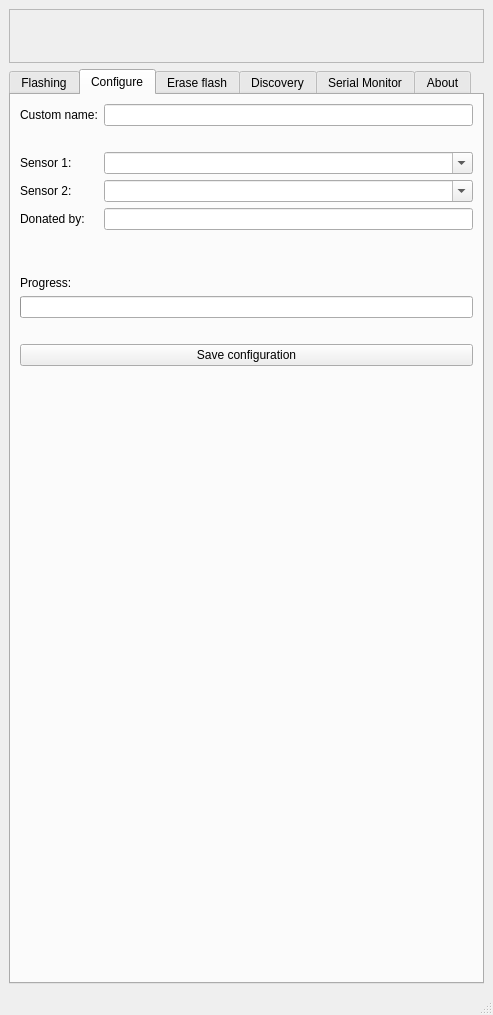
airalab/airrohr-firmware-flasher, file gui/mainwindow.ui: the form before one commit.
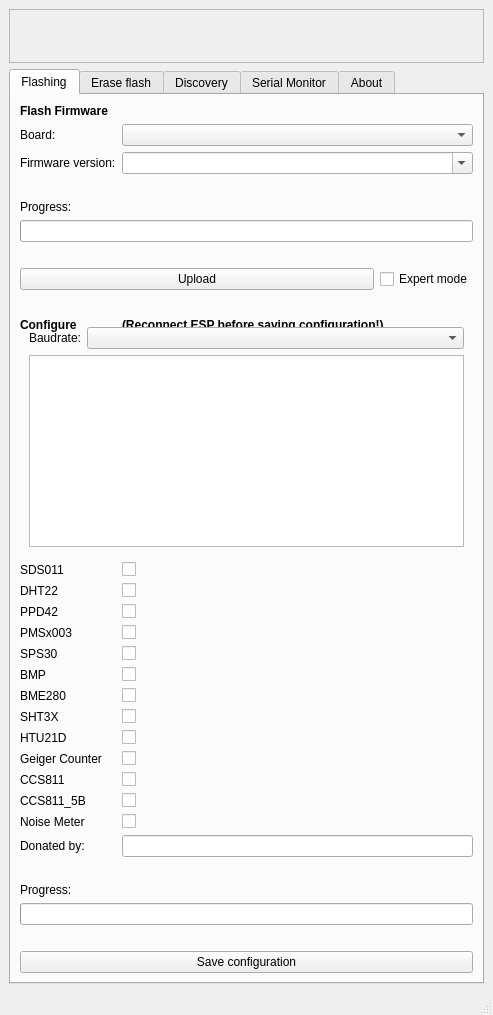
The form after the commit. The open tabs and pages were chosen to show the change. Icons and pictures are not drawn.

Commit message: remove config tab

Diff of the .ui file:
```diff
--- a/gui/mainwindow.ui
+++ b/gui/mainwindow.ui
@@ -649,202 +649,6 @@
 
        </layout>
       </widget>
-      <widget class="QWidget" name="configTab">
-       <property name="sizePolicy">
-        <sizepolicy hsizetype="Preferred" vsizetype="Fixed">
-         <horstretch>0</horstretch>
-         <verstretch>0</verstretch>
-        </sizepolicy>
-       </property>
-       <attribute name="title">
-        <string>Configure</string>
-       </attribute>
-       <layout class="QGridLayout" name="gridLayout_5" rowstretch="0,0,0,0,0,0,0,0,0,0,0,0,0,0,1">
-
-        <item row="0" column="0">
-         <widget class="QLabel" name="label_customName">
-          <property name="text">
-           <string>Custom name:</string>
-          </property>
-         </widget>
-        </item>
-        <item row="0" column="1">
-         <widget class="QLineEdit" name="customName">
-          <property name="sizePolicy">
-           <sizepolicy hsizetype="MinimumExpanding" vsizetype="Fixed">
-            <horstretch>0</horstretch>
-            <verstretch>0</verstretch>
-           </sizepolicy>
-          </property>
-         </widget>
-        </item>
-
-        <item row="1" column="0">
-         <widget class="QLabel" name="label_empty_field">
-          <property name="text">
-           <string> </string>
-          </property>
-         </widget>
-        </item>
-        <item row="1" column="1">
-         <widget class="QLabel" name="label_desc_empty_password">
-          <property name="text">
-           <string>(Change only if really needed.)</string>
-             <sizepolicy hsizetype="MinimumExpanding" vsizetype="Fixed">
-              <horstretch>0</horstretch>
-              <verstretch>0</verstretch>
-             </sizepolicy>
-          </property>
-        </widget>
-        </item>
-
-        <item row="3" column="0">
-         <widget class="QLabel" name="label_sensor1">
-          <property name="text">
-           <string>Sensor 1:</string>
-          </property>
-         </widget>
-        </item>
-        <item row="3" column="1">
-         <widget class="QComboBox" name="sensor1Box">
-          <property name="sizePolicy">
-           <sizepolicy hsizetype="MinimumExpanding" vsizetype="Fixed">
-            <horstretch>0</horstretch>
-            <verstretch>0</verstretch>
-           </sizepolicy>
-          </property>
-          <property name="editable">
-           <bool>true</bool>
-          </property>
-         </widget>
-        </item>
-
-        <item row="4" column="0">
-         <widget class="QLabel" name="label_sensor2">
-          <property name="text">
-           <string>Sensor 2:</string>
-          </property>
-         </widget>
-        </item>
-        <item row="4" column="1">
-         <widget class="QComboBox" name="sensor2Box">
-          <property name="sizePolicy">
-           <sizepolicy hsizetype="MinimumExpanding" vsizetype="Fixed">
-            <horstretch>0</horstretch>
-            <verstretch>0</verstretch>
-           </sizepolicy>
-          </property>
-          <property name="editable">
-           <bool>true</bool>
-          </property>
-         </widget>
-        </item>
-
-        <item row="5" column="0">
-         <widget class="QLabel" name="label_DonatedBy">
-          <property name="text">
-           <string>Donated by:</string>
-          </property>
-         </widget>
-        </item>
-        <item row="5" column="1">
-         <widget class="QLineEdit" name="DonatedBy">
-          <property name="sizePolicy">
-           <sizepolicy hsizetype="MinimumExpanding" vsizetype="Fixed">
-            <horstretch>0</horstretch>
-            <verstretch>0</verstretch>
-           </sizepolicy>
-          </property>
-         </widget>
-        </item>
-
-        <item row="6" column="0">
-         <widget class="QLabel" name="label_empty_field">
-          <property name="text">
-           <string> </string>
-          </property>
-         </widget>
-        </item>
-        <item row="6" column="1">
-         <widget class="QLabel" name="label_desc_empty_password">
-          <property name="text">
-           <string>(Check "empty" if you want to use the device in a wifi network without password.)</string>
-             <sizepolicy hsizetype="MinimumExpanding" vsizetype="Fixed">
-              <horstretch>0</horstretch>
-              <verstretch>0</verstretch>
-             </sizepolicy>
-          </property>
-        </widget>
-        </item>
-
-        <item row="8" column="0" colspan="2">
-         <widget class="QLabel" name="label_spacer">
-          <property name="text">
-           <string> </string>
-          </property>
-          <property name="textFormat">
-           <enum>Qt::RichText</enum>
-          </property>
-          <property name="alignment">
-           <set>Qt::AlignLeading|Qt::AlignLeft|Qt::AlignTop</set>
-          </property>
-          <property name="wordWrap">
-           <bool>true</bool>
-          </property>
-         </widget>
-        </item>
-
-        <item row="9" column="0" colspan="2">
-         <widget class="QLabel" name="label_progress_config">
-          <property name="sizePolicy">
-           <sizepolicy hsizetype="Expanding" vsizetype="Preferred">
-            <horstretch>0</horstretch>
-            <verstretch>0</verstretch>
-           </sizepolicy>
-          </property>
-          <property name="text">
-           <string>Progress:</string>
-          </property>
-         </widget>
-		</item>
-
-        <item row="10" column="0" colspan="2">
-         <widget class="QProgressBar" name="progressBar_config" />
-        </item>
-        
-        <item row="11" column="0" colspan="2">
-         <widget class="QLabel" name="label_spacer">
-          <property name="text">
-           <string> </string>
-          </property>
-          <property name="textFormat">
-           <enum>Qt::RichText</enum>
-          </property>
-          <property name="alignment">
-           <set>Qt::AlignLeading|Qt::AlignLeft|Qt::AlignTop</set>
-          </property>
-          <property name="wordWrap">
-           <bool>true</bool>
-          </property>
-         </widget>
-        </item>
-
-        <item row="12" column="0" colspan="2">
-         <widget class="QPushButton" name="wifiButton">
-          <property name="sizePolicy">
-           <sizepolicy hsizetype="Expanding" vsizetype="Fixed">
-            <horstretch>0</horstretch>
-            <verstretch>0</verstretch>
-           </sizepolicy>
-          </property>
-           <property name="text">
-             <string>Save configuration</string>
-            </property>
-         </widget>
-        </item>
-
-       </layout>
-      </widget>
       <widget class="QWidget" name="resetTab">
        <property name="sizePolicy">
         <sizepolicy hsizetype="Preferred" vsizetype="Fixed">
```
The commit also changes 2 other files.
